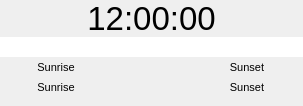
First picture: the form in ui/ClockWidget.ui, repository k5mcd/QLog, before the edit.
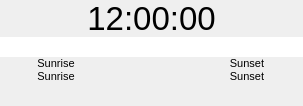
Second picture: the form after the edit.

Commit message: Clock: more compact sunrise/sunset info

```diff
--- a/ui/ClockWidget.ui
+++ b/ui/ClockWidget.ui
@@ -88,7 +88,7 @@
        <property name="sizeHint" stdset="0">
         <size>
          <width>40</width>
-         <height>20</height>
+         <height>0</height>
         </size>
        </property>
       </spacer>
@@ -131,7 +131,7 @@
        <property name="sizeHint" stdset="0">
         <size>
          <width>150</width>
-         <height>20</height>
+         <height>0</height>
         </size>
        </property>
       </spacer>
@@ -171,7 +171,7 @@
        <property name="sizeHint" stdset="0">
         <size>
          <width>40</width>
-         <height>20</height>
+         <height>0</height>
         </size>
        </property>
       </spacer>
@@ -188,7 +188,7 @@
        <property name="sizeHint" stdset="0">
         <size>
          <width>40</width>
-         <height>20</height>
+         <height>0</height>
         </size>
        </property>
       </spacer>
@@ -234,7 +234,7 @@
        <property name="sizeHint" stdset="0">
         <size>
          <width>150</width>
-         <height>20</height>
+         <height>0</height>
         </size>
        </property>
       </spacer>
@@ -274,7 +274,7 @@
        <property name="sizeHint" stdset="0">
         <size>
          <width>40</width>
-         <height>20</height>
+         <height>0</height>
         </size>
        </property>
       </spacer>
```
